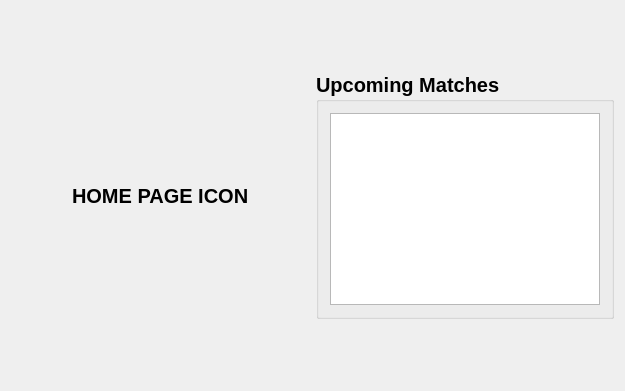
The window that src/app/HomePage.ui (KadirEmreAVCI/MasterTennisApp) describes before a commit, drawn with Qt 5.
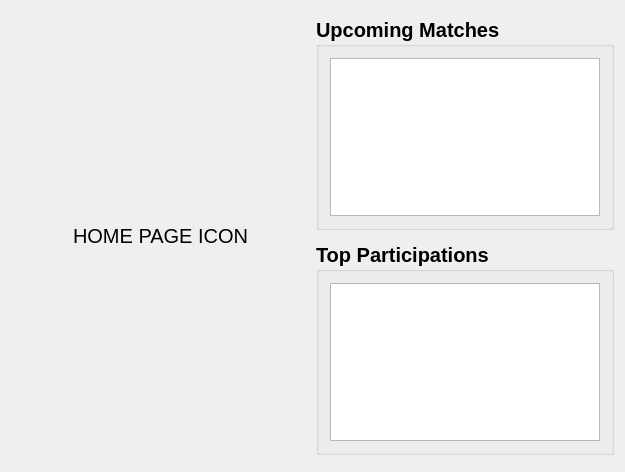
The same window after the commit.

Commit message: The top participation section has been added to Home Page.

```diff
--- a/src/app/HomePage.ui
+++ b/src/app/HomePage.ui
@@ -7,13 +7,13 @@
     <x>0</x>
     <y>0</y>
     <width>625</width>
-    <height>391</height>
+    <height>472</height>
    </rect>
   </property>
   <property name="font">
    <font>
     <pointsize>15</pointsize>
-    <bold>true</bold>
+    <bold>false</bold>
    </font>
   </property>
   <property name="windowTitle">
@@ -24,8 +24,21 @@
   </property>
   <layout class="QGridLayout" name="gridLayout_4">
    <item row="0" column="0">
-    <layout class="QGridLayout" name="gridLayout">
-     <item row="1" column="0">
+    <layout class="QVBoxLayout" name="verticalLayout_2">
+     <item>
+      <spacer name="verticalSpacer_3">
+       <property name="orientation">
+        <enum>Qt::Orientation::Vertical</enum>
+       </property>
+       <property name="sizeHint" stdset="0">
+        <size>
+         <width>20</width>
+         <height>40</height>
+        </size>
+       </property>
+      </spacer>
+     </item>
+     <item>
       <layout class="QHBoxLayout" name="horizontalLayout">
        <item>
         <spacer name="horizontalSpacer">
@@ -62,7 +75,7 @@
        </item>
       </layout>
      </item>
-     <item row="2" column="0">
+     <item>
       <spacer name="verticalSpacer_2">
        <property name="orientation">
         <enum>Qt::Orientation::Vertical</enum>
@@ -75,8 +88,23 @@
        </property>
       </spacer>
      </item>
-     <item row="1" column="1">
+    </layout>
+   </item>
+   <item row="0" column="1">
       <layout class="QVBoxLayout" name="verticalLayout">
+     <item>
+      <spacer name="verticalSpacer_5">
+       <property name="orientation">
+        <enum>Qt::Orientation::Vertical</enum>
+       </property>
+       <property name="sizeHint" stdset="0">
+        <size>
+         <width>20</width>
+         <height>40</height>
+        </size>
+       </property>
+      </spacer>
+     </item>
        <item>
         <widget class="QGroupBox" name="groupBox_UpcomingMatches">
          <property name="maximumSize">
@@ -106,7 +134,7 @@
             <property name="font">
              <font>
               <pointsize>15</pointsize>
-              <bold>true</bold>
+            <bold>false</bold>
               <strikeout>false</strikeout>
               <kerning>false</kerning>
              </font>
@@ -128,10 +156,46 @@
          </layout>
         </widget>
        </item>
-      </layout>
+     <item>
+      <spacer name="verticalSpacer">
+       <property name="orientation">
+        <enum>Qt::Orientation::Vertical</enum>
+       </property>
+       <property name="sizeHint" stdset="0">
+        <size>
+         <width>20</width>
+         <height>40</height>
+        </size>
+       </property>
+      </spacer>
      </item>
+     <item>
+      <widget class="QGroupBox" name="groupBox_TopParticipations">
+       <property name="font">
+        <font>
+         <pointsize>15</pointsize>
+         <bold>true</bold>
+        </font>
+       </property>
+       <property name="title">
+        <string>Top Participations</string>
+       </property>
+       <layout class="QGridLayout" name="gridLayout">
      <item row="0" column="0">
-      <spacer name="verticalSpacer_3">
+         <widget class="QListWidget" name="listWidget_TopParticipations">
+          <property name="font">
+           <font>
+            <pointsize>15</pointsize>
+            <bold>false</bold>
+           </font>
+          </property>
+         </widget>
+        </item>
+       </layout>
+      </widget>
+     </item>
+     <item>
+      <spacer name="verticalSpacer_4">
        <property name="orientation">
         <enum>Qt::Orientation::Vertical</enum>
        </property>
```
Left out of the diff: 2 changed lines with no effect on the pictures. Lines whose indentation alone changed are shown as unchanged. The commit also changes 5 other files.
